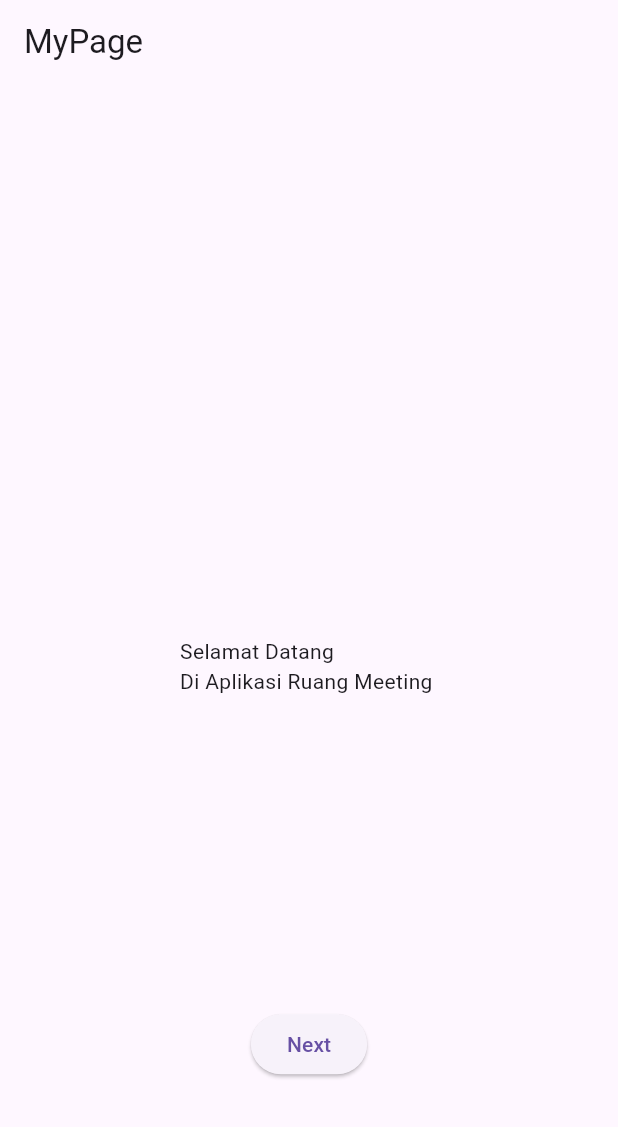
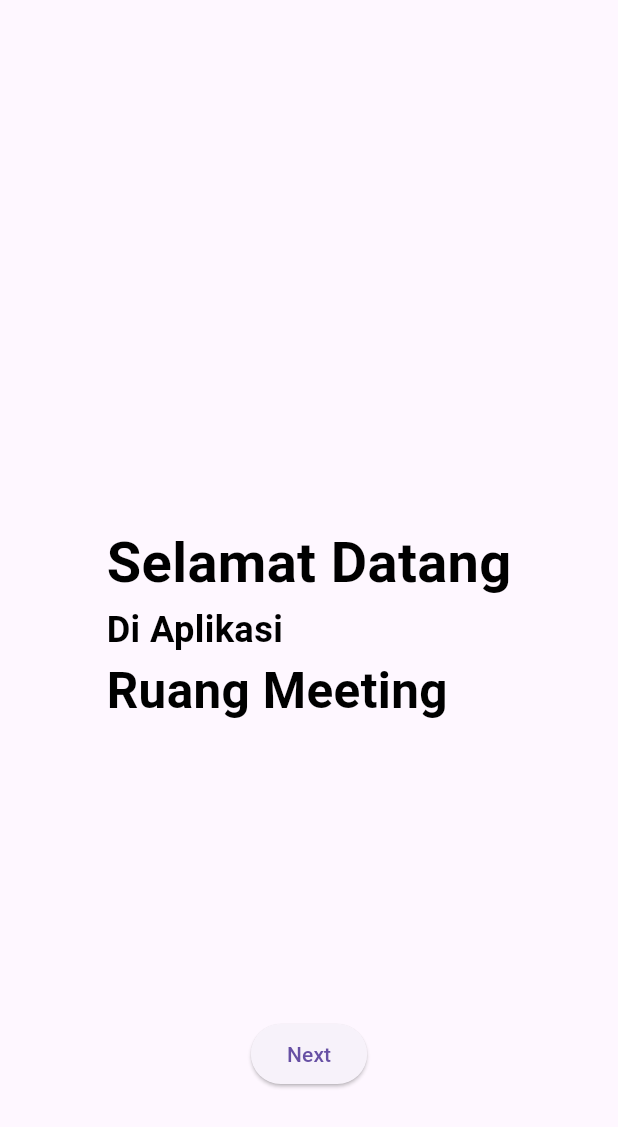
Before and after one commit to derynusaputra/testftldery, a Flutter app: the screen it shows after launch, on a phone screen of 412 x 824 dp. Shown: the top 1127 px of the screen. Run offline on Flutter 3.47's test engine with Material 3 defaults, Android fonts, the phone set to English and light mode, and no system bars; our stand-ins replace flutter_screenutil, get, get_storage.

Commit message:
fix test final asli

```diff
--- a/lib/pages/meeting/booking_meet_page.dart
+++ b/lib/pages/meeting/booking_meet_page.dart
@@ -12,7 +12,6 @@ class BookingMeetPage extends StatelessWidget {
         ),
         body: ListView(
           children: [
-            Text("Ruangan Meeting"),
             TextFormField(
               controller: _nameC,
               decoration: InputDecoration(
--- a/lib/pages/splash_page.dart
+++ b/lib/pages/splash_page.dart
@@ -9,7 +9,7 @@ class SplashPage extends StatelessWidget {
   @override
   Widget build(BuildContext context) {
     return Scaffold(
-        appBar: AppBar(title: Text('MyPage')),
+        // appBar: AppBar(title: Text('MyPage')),
         body: Center(
       child: Column(
         mainAxisAlignment: MainAxisAlignment.spaceAround,
@@ -17,7 +17,32 @@ class SplashPage extends StatelessWidget {
           SizedBox(
             height: 50.h,
           ),
-              Text("Selamat Datang\nDi Aplikasi Ruang Meeting "),
+          Column(
+            crossAxisAlignment: CrossAxisAlignment.start,
+            children: [
+              Text(
+                "Selamat Datang",
+                style: TextStyle(
+                    fontSize: 34.w,
+                    color: Colors.black,
+                    fontWeight: FontWeight.bold),
+              ),
+              Text(
+                "Di Aplikasi",
+                style: TextStyle(
+                    fontSize: 22.w,
+                    color: Colors.black,
+                    fontWeight: FontWeight.bold),
+              ),
+              Text(
+                "Ruang Meeting",
+                style: TextStyle(
+                    fontSize: 30.w,
+                    color: Colors.black,
+                    fontWeight: FontWeight.bold),
+              ),
+            ],
+          ),
           ElevatedButton(
               onPressed: () => {Get.to(SignInPage())}, child: Text("Next"))
         ],
```
Lines whose indentation alone changed are shown as unchanged.
